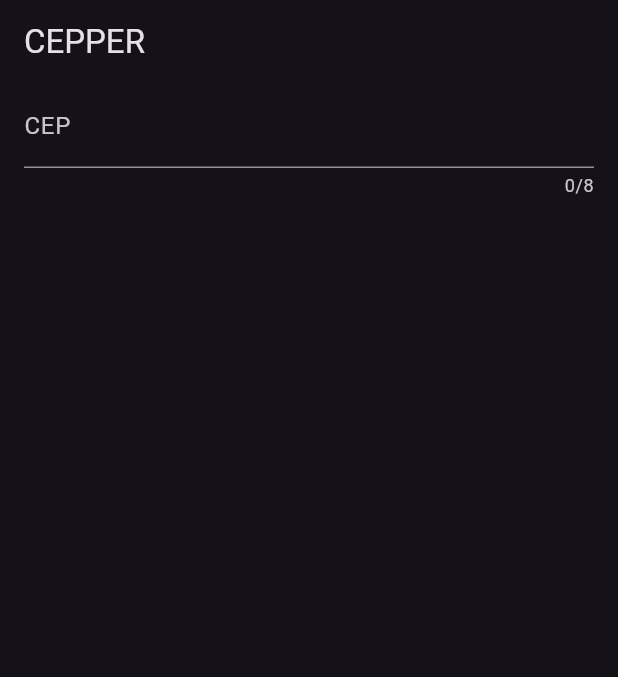
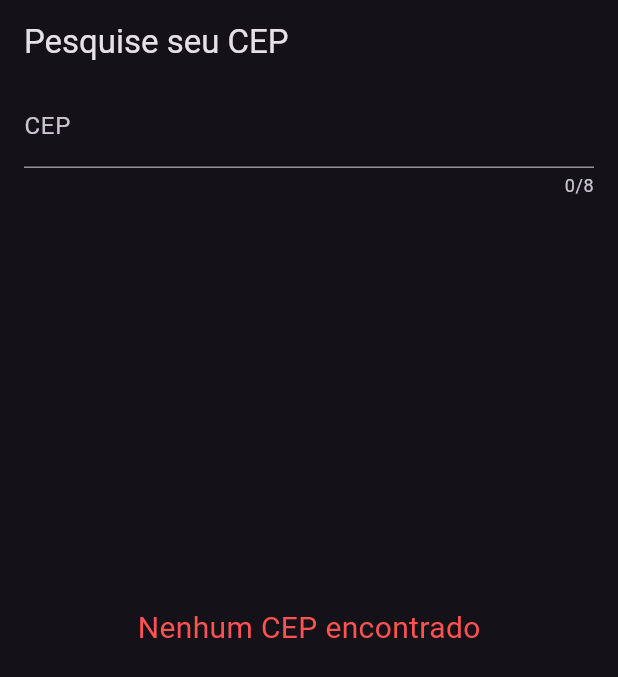
Before and after one commit to SafraPC/MobileCepper, a Flutter app: the screen it shows after launch, on a phone screen of 412 x 824 dp. Shown: the top 677 px of the screen. Run offline on Flutter 3.47's test engine with Material 3 defaults, Android fonts, the phone set to English and light mode, and no system bars; our stand-ins replace dio, fluttertoast, localstorage.

Commit message:
feature: implement notify listeners and view management

```diff
--- a/lib/app/controller/cep_controller.dart
+++ b/lib/app/controller/cep_controller.dart
@@ -1,30 +1,52 @@
 import 'package:cepper/app/model/cep_model.dart';
 import 'package:cepper/app/repository/cep_repository.dart';
 import 'package:cepper/app/service/cep_service.dart';
+import 'package:cepper/app/utils/toast.dart';
+import 'package:flutter/material.dart';
 
-class CEPController {
+class CEPController extends ChangeNotifier {
   final CEPRepository repository = CEPRepository();
   final CEPService service = CEPService();
+  CEPStatus status = CEPStatus.loading;
   List<CEPModel?> ceps = [];
 
+  void changeStatus(CEPStatus status) {
+    this.status = status;
+    notifyListeners();
+  }
+
   Future<CEPModel?> fetchCEP(String cep) async {
+    try {
+      changeStatus(CEPStatus.loading);
       final model = await repository.findCEP(cep);
       if (model != null) {
+        changeStatus(CEPStatus.loaded);
         return model;
       }
       final serviceModel = await service.fetchCEP(cep);
       if (serviceModel != null) {
         await repository.saveCEP(serviceModel);
         await getCEPs();
+        changeStatus(CEPStatus.loaded);
         return serviceModel;
       }
-
+      changeStatus(CEPStatus.error);
       return null;
+    } catch (e) {
+      changeStatus(CEPStatus.error);
+      Toaster.showToast("Houve um erro ao processar o CEP", true);
+      return null;
+    }
   }
 
   Future<void> getCEPs() async {
     var cepsList = repository.getCEPs();
     ceps = cepsList;
+    if (cepsList.isEmpty) {
+      status = CEPStatus.empty;
+    } else {
+      status = CEPStatus.loaded;
+    }
   }
 
   Future<void> deleteCEP(int index) async {
@@ -32,3 +54,5 @@ class CEPController {
     await getCEPs();
   }
 }
+
+enum CEPStatus { loading, loaded, empty, error }
--- a/lib/app/views/cep_view.dart
+++ b/lib/app/views/cep_view.dart
@@ -23,6 +23,65 @@ class _CepViewState extends State<CepView> {
     );
   }
 
+  errorRender() {
+    return const Center(
+      child: Text(
+        "Houve um erro ao processar o CEP",
+        style: TextStyle(fontSize: 20, color: Colors.redAccent),
+      ),
+    );
+  }
+
+  loadedRender() {
+    return ListView.builder(
+      itemCount: controller.ceps.length,
+      itemBuilder: (context, index) {
+        final cep = controller.ceps[index];
+        return ListTile(
+          title: Text(cep?.cep ?? "Não encontrado"),
+          subtitle: Text(cep?.logradouro ?? "Não encontrado"),
+          trailing: IconButton(
+            icon: const Icon(Icons.delete),
+            onPressed: () {
+              if (cep == null) {
+                return;
+              }
+              controller.deleteCEP(index).then((value) => {setState(() {})});
+            },
+          ),
+        );
+      },
+    );
+  }
+
+  emptyRender() {
+    return const Center(
+      child: Text(
+        "Nenhum CEP encontrado",
+        style: TextStyle(fontSize: 20, color: Colors.redAccent),
+      ),
+    );
+  }
+
+  loadingRender() {
+    return const Center(
+      child: CircularProgressIndicator(),
+    );
+  }
+
+  managementRender() {
+    if (controller.status == CEPStatus.error) {
+      return errorRender();
+    }
+    if (controller.status == CEPStatus.loaded) {
+      return loadedRender();
+    }
+    if (controller.status == CEPStatus.empty) {
+      return emptyRender();
+    }
+    return loadingRender();
+  }
+
   @override
   Widget build(BuildContext context) {
     return SingleChildScrollView(
@@ -33,45 +92,28 @@ class _CepViewState extends State<CepView> {
             maxLength: 8,
             keyboardType: TextInputType.number,
             onChanged: (value) => {
-              setState(() {
-                if (value.length == 8) {
+              if (value.length == 8)
+                {
                   controller.fetchCEP(value).then(
                     (value) {
                       setState(() {
                         cepInputController.clear();
                       });
                     },
-                  );
+                  )
                 }
-              })
             },
             decoration: const InputDecoration(
                 labelText: "CEP", hintText: "Digite o CEP"),
           ),
           SizedBox(
-            height: MediaQuery.of(context).size.height - 250,
-            child: ListView.builder(
-              itemCount: controller.ceps.length,
-              itemBuilder: (context, index) {
-                final cep = controller.ceps[index];
-                return ListTile(
-                  title: Text(cep?.cep ?? "Não encontrado"),
-                  subtitle: Text(cep?.logradouro ?? "Não encontrado"),
-                  trailing: IconButton(
-                    icon: const Icon(Icons.delete),
-                    onPressed: () {
-                      if (cep == null) {
-                        return;
-                      }
-                      controller
-                          .deleteCEP(index)
-                          .then((value) => {setState(() {})});
-                    },
-                  ),
-                );
-              },
-            ),
-          )
+              height: MediaQuery.of(context).size.height - 250,
+              child: AnimatedBuilder(
+                animation: controller,
+                builder: (context, child) {
+                  return managementRender();
+                },
+              ))
         ],
       ),
     );
--- a/lib/main.dart
+++ b/lib/main.dart
@@ -17,7 +17,7 @@ class MyApp extends StatelessWidget {
       theme: ThemeData.dark(),
       home: Scaffold(
           appBar: AppBar(
-            title: const Text("CEPPER"),
+            title: const Text("Pesquise seu CEP"),
           ),
           body: const Padding(
             padding: EdgeInsets.symmetric(horizontal: 16),
```
Lines whose indentation alone changed are shown as unchanged.
